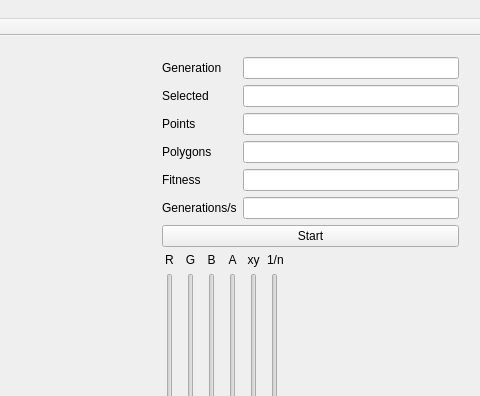
Before: the Qt Designer form mainwindow.ui in superkartoffel/evo-cubist, drawn with Qt 5; both pictures show x 506 to 986 and y 0 to 396 of the 986 by 741 pixel window.
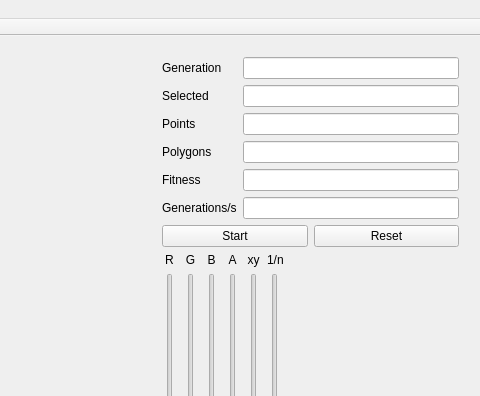
After: the same form once the commit is applied.

What changed in the file:
```diff
--- a/mainwindow.ui
+++ b/mainwindow.ui
@@ -148,11 +148,25 @@
          </layout>
         </item>
         <item>
+         <layout class="QHBoxLayout" name="horizontalLayout_2">
+          <property name="margin">
+           <number>0</number>
+          </property>
+          <item>
          <widget class="QPushButton" name="startStopPushButton">
           <property name="text">
            <string>Start</string>
           </property>
          </widget>
+          </item>
+          <item>
+           <widget class="QPushButton" name="resetPushButton">
+            <property name="text">
+             <string>Reset</string>
+            </property>
+           </widget>
+          </item>
+         </layout>
         </item>
         <item>
          <layout class="QGridLayout" name="gridLayout_2" rowstretch="0,0">
```
Lines whose indentation alone changed are shown as unchanged.
